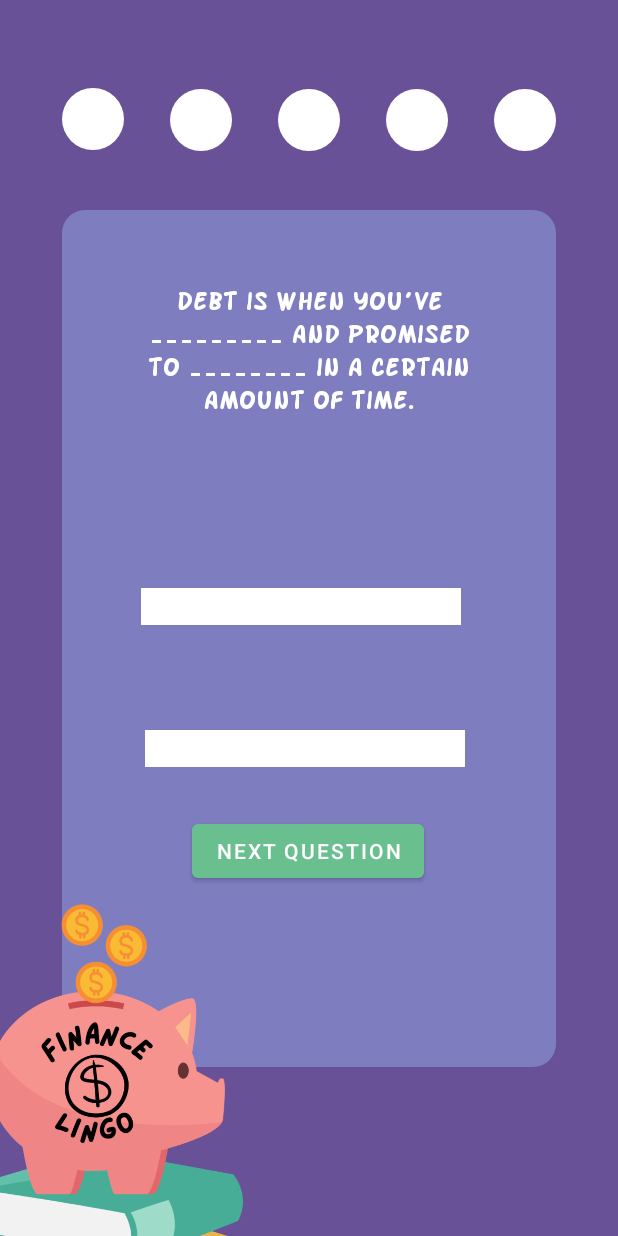
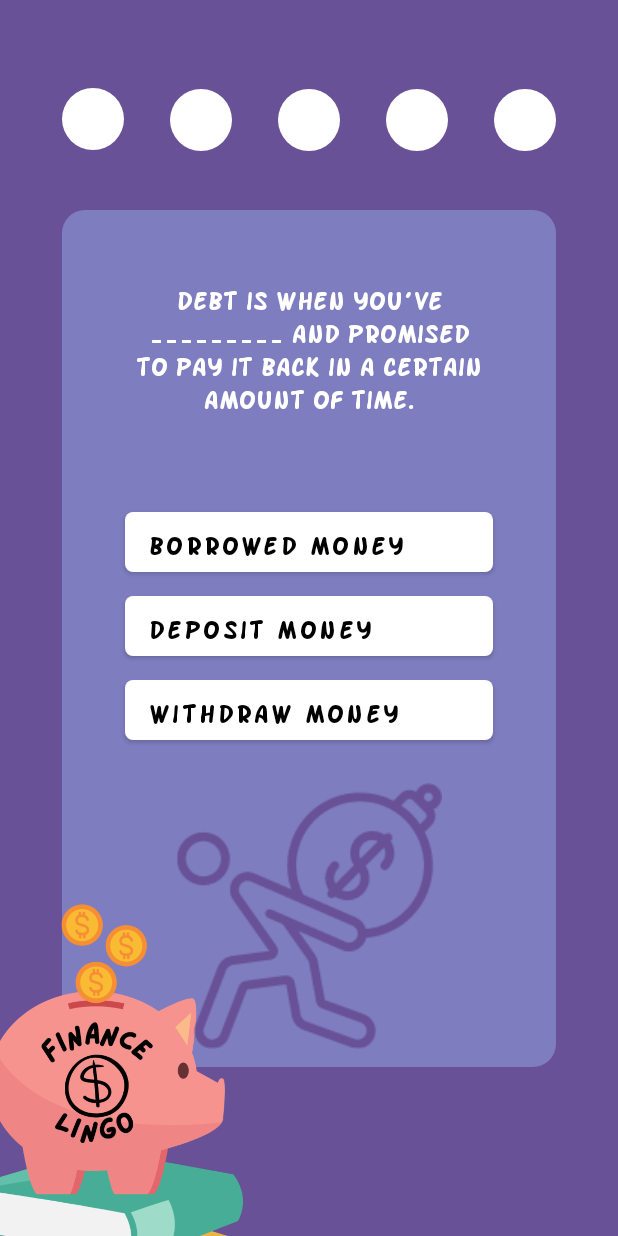
Before and after one commit to nickkbuii/FinanceLingo, an Android app: the DebtLesson screen opened directly, with no data from a screen before it, on a phone screen of 412 x 824 dp. Run offline under Robolectric (Android 15) with nearby library versions, the phone set to English and light mode, and no system bars; our stand-ins replace Firebase (no records; nobody signed in at launch, a user with empty details on screens opened directly); Roboto replaces fonts that are not available here.

Commit message:
Remade debt lesson to MC

```diff
--- a/app/src/main/java/Lessons/Debt.java
+++ b/app/src/main/java/Lessons/Debt.java
@@ -3,19 +3,21 @@ package Lessons;
 public class Debt {
 
     public String[] prompts = {
-            "Debt is when you’ve _________ and promised to ________ in a certain amount of time.",
-            "Most people borrow money from _____ to pay for _______ such as mortgages, college tuition, and utility bills.",
-            "While paying back your debt, you usually pay _______, additional amounts compounded to your ________ that you need to pay in order to use the borrowed money.",
-            "If you fail to pay back your debt on time, your creditor will charge you a ______ and lower your ________.",
-            "________ are a common type of debt where you borrow money from a credit card company and must pay them back ______. Paying them back on time is the easiest way to increase your credit score.\n"
+            "Debt is when you’ve _________ and promised to pay it back in a certain amount of time.",
+            "Most people borrow money from _____ to pay for expenses such as mortgages, college tuition, and utility bills.",
+            "While paying back your debt, you usually pay _______, additional amounts compounded to your initial debt balance that you need to pay in order to use the borrowed money.",
+            "If you fail to pay back your debt on time, your creditor will charge you a ______ and lower your credit score.",
+            "________ are a common type of debt where you borrow money from a credit card company and must pay them back monthly. Paying them back on time is the easiest way to increase your credit score.\n"
     };
 
-    public String[][] answers = {
-            {"borrowed money", "pay it back"},
-            {"banks", "expenses"},
-            {"interest, initial debt balance"},
-            {"penalty fee", "credit score"},
-            {"credit cards", "monthly"}
+    public String[] answers = {"borrowed money", "banks", "interest", "penalty fee", "credit cards"};
+
+    public String[][] options = {
+            {"borrowed money", "deposit money", "withdraw money"},
+            {"schools", "family", "banks"},
+            {"inflation", "interest", "borrowing fees"},
+            {"borrowing fee", "penalty fee", "withdrawal fee"},
+            {"student loans", "debit cards", "credit cards"}
     };
 
     public int[] questionImages = {
--- a/app/src/main/java/com/financelingo/financelingo/DebtLesson.java
+++ b/app/src/main/java/com/financelingo/financelingo/DebtLesson.java
@@ -7,6 +7,7 @@ import android.util.Log;
 import android.view.View;
 import android.widget.Button;
 import android.widget.ImageButton;
+import android.widget.ImageView;
 import android.widget.TextView;
 
 import androidx.appcompat.app.AppCompatActivity;
@@ -17,75 +18,105 @@ import database.Database;
 
 public class DebtLesson extends AppCompatActivity {
 
+    //import debt and database class
     Debt debt = new Debt();
     Database db = new Database();
-    TextView debtInput1;
-    TextView debtInput2;
+
+    //declare text views, images and buttons
     TextView debtPrompt;
     ImageButton p1;
     ImageButton p2;
     ImageButton p3;
     ImageButton p4;
     ImageButton p5;
-    Button checkButton;
-    int debt_qNum;
-    public int debt_score = 0; //incorporate db score retrieval later
+    Button option1;
+    Button option2;
+    Button option3;
+    ImageView debt_pic;
+
+    //declare and initialize question number and score
+    int debt_qNum=0;
+    int debt_score=0;
 
     @Override
     protected void onCreate(Bundle savedInstanceState) {
         //set screen to budgeting lesson
         super.onCreate(savedInstanceState);
         setContentView(R.layout.debt_lesson);
-
-        debt_qNum = 0;
-        debtInput1 = findViewById(R.id.debt_input1);
-        debtInput2 = findViewById(R.id.debt_input2);
+        //initialize prompt text view
         debtPrompt = findViewById(R.id.debt_question);
-
+        //initialize progress buttons
         p1 = findViewById(R.id.debt_prog_1);
         p2 = findViewById(R.id.debt_prog_2);
         p3 = findViewById(R.id.debt_prog_3);
         p4 = findViewById(R.id.debt_prog_4);
         p5 = findViewById(R.id.debt_prog_5);
-        checkButton = findViewById(R.id.checkButton);
-
+        //initialize option buttons
+        option1 = findViewById(R.id.debt_opt1);
+        option2 = findViewById(R.id.debt_opt2);
+        option3 = findViewById(R.id.debt_opt3);
+        //initialize debt picture
+        debt_pic = findViewById(R.id.debt_mc_image);
+        //set initial pic, options and prompt
         updateQuestion();
 
-        checkButton.setOnClickListener(new View.OnClickListener(){
+        option1.setOnClickListener(new View.OnClickListener(){
             @Override
             public void onClick(View view){
-                checkAns();
+                if(option1.getText()==debt.answers[debt_qNum]){
+                    debt_score++;
+                    showProg();
+                }
+                debt_qNum++;
+                updateQuestion();
+            }
+        });
+
+        option2.setOnClickListener(new View.OnClickListener() {
+            @Override
+            public void onClick(View view) {
+                if(option2.getText()==debt.answers[debt_qNum]){
+                    debt_score++;
+                    showProg();
+                }
+                debt_qNum++;
+                updateQuestion();
+            }
+        });
+
+        option3.setOnClickListener(new View.OnClickListener() {
+            @Override
+            public void onClick(View view) {
+                if(option3.getText()==debt.answers[debt_qNum]){
+                    debt_score++;
+                    showProg();
+                }
+                debt_qNum++;
+                updateQuestion();
             }
         });
     }
 
-    public void checkAns(){
-        System.out.println(debtInput1.getText().toString());
-        if (debtInput1.getText().toString().equals(debt.answers[debt_qNum][0]) && debtInput2.getText().toString().equals(debt.answers[debt_qNum][1])){
-            debt_score++;
+    public void showProg(){
         if(debt_qNum==0){
-                Log.d("penis", String.valueOf(debt_qNum));
             p1.setImageDrawable(getDrawable(R.drawable.green_circle_button));
-            }else if(debt_qNum==1){
+        }else if (debt_qNum==1){
             p2.setImageDrawable(getDrawable(R.drawable.green_circle_button));
-            }else if(debt_qNum==2) {
+        }else if (debt_qNum==2){
             p3.setImageDrawable(getDrawable(R.drawable.green_circle_button));
-            }else if(debt_qNum==3) {
+        }else if (debt_qNum==3){
             p4.setImageDrawable(getDrawable(R.drawable.green_circle_button));
-            }else if(debt_qNum==4) {
+        }else if (debt_qNum==4){
             p5.setImageDrawable(getDrawable(R.drawable.green_circle_button));
-                db.updateScore(Global.DEBT);
-                switchActivities(DebtLesson.this, DebtResults.class);
         }
-        }
-        debt_qNum++;
-        debtInput1.setText("");
-        debtInput2.setText("");
-        updateQuestion();
     }
 
     public void updateQuestion(){
         debtPrompt.setText(debt.prompts[debt_qNum]);
+        option1.setText(debt.options[debt_qNum][0]);
+        option2.setText(debt.options[debt_qNum][1]);
+        option3.setText(debt.options[debt_qNum][2]);
+//        debt_pic.setImageDrawable(getDrawable(debt.questionImages[debt_qNum]));
     }
 
     public void switchActivities(Context context, Class c){
--- a/app/src/main/java/com/financelingo/financelingo/Lessons.java
+++ b/app/src/main/java/com/financelingo/financelingo/Lessons.java
@@ -84,10 +84,7 @@ public class Lessons extends AppCompatActivity{
     }
 
     public void toDebtLesson(View view){
-        //if user didn't complete budgeting, don't give them debt lesson
-        if(Global.user.getQScore(Global.BUDGETING)==5){
-            switchActivities(Lessons.this, DebtLesson.class);
-        }
+        switchActivities(Lessons.this, DebtLesson.class);
     }
 
     //switch from lessons to budgeting reading
--- a/app/src/main/res/layout/debt_lesson.xml
+++ b/app/src/main/res/layout/debt_lesson.xml
@@ -112,7 +112,7 @@
         tools:visibility="visible" />
 
     <ImageView
-        android:id="@+id/image"
+        android:id="@+id/pig_image"
         android:layout_width="250dp"
         android:layout_height="329dp"
         android:layout_marginStart="-60dp"
@@ -121,51 +121,81 @@
         app:layout_constraintStart_toStartOf="parent"
         app:srcCompat="@drawable/pig_book" />
 
-    <EditText
-        android:id="@+id/debt_input1"
+    <Button
+        android:id="@+id/debt_opt1"
+        android:layout_width="245dp"
+        android:layout_height="40dp"
+        android:layout_marginTop="16dp"
+        android:background="@drawable/rounded_button"
+        android:checkable="false"
+        android:fontFamily="@font/sf_arch_rival_bold"
+        android:tag="incorrect"
+        android:text="Yes"
+        android:textAlignment="viewStart"
+        android:textAllCaps="false"
+        android:textColor="#000000"
+        android:textSize="18sp"
+        app:backgroundTint="#FFFFFF"
+        app:iconTint="#00BCD4"
+        app:layout_constraintEnd_toEndOf="@id/debt_secondary_background"
+        app:layout_constraintHeight_percent="0.08"
+        app:layout_constraintStart_toStartOf="@id/debt_secondary_background"
+        app:layout_constraintTop_toBottomOf="@id/debt_question"
+        app:layout_constraintWidth_percent="0.72" />
+
+    <Button
+        android:id="@+id/debt_opt2"
+        android:layout_width="245dp"
+        android:layout_height="40dp"
+        android:layout_marginTop="16dp"
+        android:background="@drawable/rounded_button"
+        android:checkable="false"
+        android:fontFamily="@font/sf_arch_rival_bold"
+        android:tag="incorrect"
+        android:text="Yes"
+        android:textAlignment="viewStart"
+        android:textAllCaps="false"
+        android:textColor="#000000"
+        android:textSize="18sp"
+        app:backgroundTint="#FFFFFF"
+        app:iconTint="#00BCD4"
+        app:layout_constraintEnd_toEndOf="@id/debt_secondary_background"
+        app:layout_constraintHeight_percent="0.08"
+        app:layout_constraintStart_toStartOf="@id/debt_secondary_background"
+        app:layout_constraintTop_toBottomOf="@id/debt_opt1"
+        app:layout_constraintWidth_percent="0.72" />
+
+    <Button
+        android:id="@+id/debt_opt3"
+        android:layout_width="245dp"
+        android:layout_height="40dp"
+        android:layout_marginTop="16dp"
+        android:background="@drawable/rounded_button"
+        android:checkable="false"
+        android:fontFamily="@font/sf_arch_rival_bold"
+        android:tag="incorrect"
+        android:text="Yes"
+        android:textAlignment="viewStart"
+        android:textAllCaps="false"
+        android:textColor="#000000"
+        android:textSize="18sp"
+        app:backgroundTint="#FFFFFF"
+        app:iconTint="#00BCD4"
+        app:layout_constraintEnd_toEndOf="@id/debt_secondary_background"
+        app:layout_constraintHeight_percent="0.08"
+        app:layout_constraintStart_toStartOf="@id/debt_secondary_background"
+        app:layout_constraintTop_toBottomOf="@id/debt_opt2"
+        app:layout_constraintWidth_percent="0.72" />
+
+    <ImageView
+        android:id="@+id/debt_mc_image"
         android:layout_width="wrap_content"
         android:layout_height="wrap_content"
-        android:layout_marginStart="56dp"
-        android:layout_marginTop="24dp"
-        android:layout_marginEnd="63dp"
-        android:ems="10"
-        android:inputType="textPersonName"
-        android:text=""
-        android:background="@color/white"
-        app:layout_constraintBottom_toTopOf="@+id/debt_input2"
-        app:layout_constraintEnd_toEndOf="@+id/debt_secondary_background"
-        app:layout_constraintHorizontal_bias="1.0"
-        app:layout_constraintStart_toStartOf="@+id/debt_secondary_background"
-        app:layout_constraintTop_toBottomOf="@+id/debt_question"
-        app:layout_constraintVertical_bias="0.379" />
-
-    <EditText
-        android:id="@+id/debt_input2"
-        android:layout_width="wrap_content"
-        android:layout_height="wrap_content"
-        android:layout_marginBottom="200dp"
-        android:ems="10"
-        android:inputType="textPersonName"
-        android:text=""
-        android:background="@color/white"
-        app:layout_constraintBottom_toBottomOf="@+id/debt_secondary_background"
-        app:layout_constraintEnd_toEndOf="@+id/debt_secondary_background"
-        app:layout_constraintHorizontal_bias="0.478"
-        app:layout_constraintStart_toStartOf="@+id/debt_secondary_background" />
-
-    <Button
-        android:id="@+id/checkButton"
-        android:layout_width="wrap_content"
-        android:layout_height="wrap_content"
-        android:layout_marginTop="32dp"
-        android:layout_marginBottom="152dp"
-        android:text="Next Question"
-        app:backgroundTint="#6ABF8F"
-        app:layout_constraintBottom_toBottomOf="@+id/debt_secondary_background"
-        app:layout_constraintEnd_toEndOf="@+id/debt_secondary_background"
-        app:layout_constraintHorizontal_bias="0.497"
-        app:layout_constraintStart_toStartOf="@+id/debt_secondary_background"
-        app:layout_constraintTop_toBottomOf="@+id/debt_input2"
-        app:layout_constraintVertical_bias="0.0" />
+        android:layout_marginTop="16dp"
+        app:layout_constraintBottom_toBottomOf="@id/debt_secondary_background"
+        app:layout_constraintEnd_toEndOf="@id/debt_secondary_background"
+        app:layout_constraintStart_toStartOf="@id/debt_secondary_background"
+        app:layout_constraintTop_toBottomOf="@id/debt_opt3"
+        app:srcCompat="@drawable/debt" />
 
 </androidx.constraintlayout.widget.ConstraintLayout>
```
Lines whose indentation alone changed are shown as unchanged.
